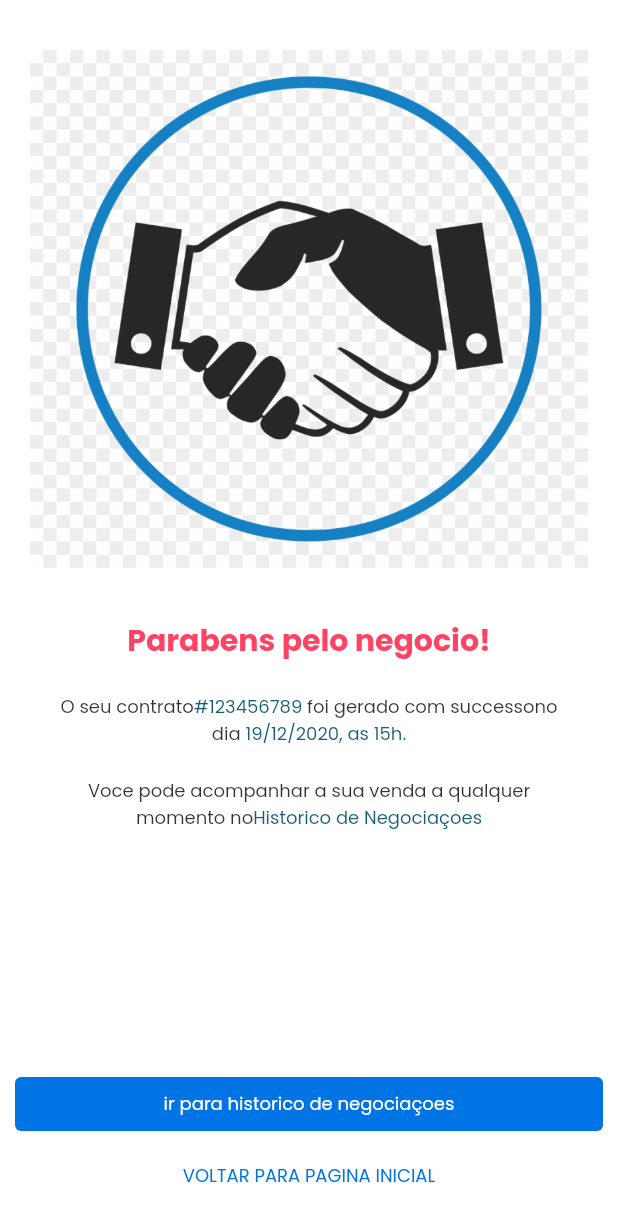
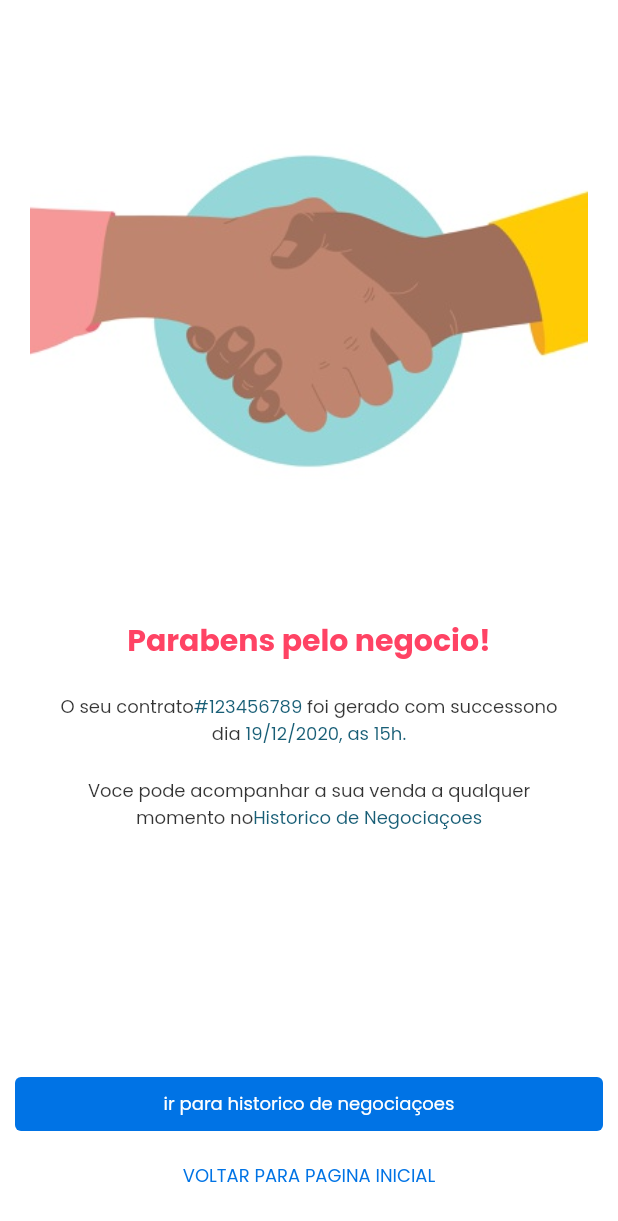
Before and after one commit to DMiyalu/mobile-test, a Flutter app: the screen it shows after launch, on a phone screen of 412 x 824 dp. Shown: the top 1221 px of the screen. Run offline on Flutter 3.47's test engine with Material 2 defaults, Android fonts, the phone set to English and light mode, and no system bars; our stand-ins replace get.

```diff
--- a/lib/main.dart
+++ b/lib/main.dart
@@ -1,5 +1,7 @@
 import 'package:flutter/material.dart';
-import 'package:mobile_test/home.dart';
+import 'package:mobile_test/router.dart';
+import 'package:mobile_test/screens/home.dart';
+import 'package:get/get.dart';
 
 void main() {
   runApp(MyApp());
@@ -8,11 +10,12 @@ void main() {
 class MyApp extends StatelessWidget {
   @override
   Widget build(BuildContext context) {
-    return MaterialApp(
+    return GetMaterialApp(
       title: 'Mobile-Test',
       theme: themeData(),
       debugShowCheckedModeBanner: false,
-      home: Home(),
+      getPages: getPages(),
+      initialRoute: '/',
     );
   }
 }
--- /dev/null
+++ b/lib/router.dart
@@ -0,0 +1,14 @@
+import 'package:get/get.dart';
+import 'package:mobile_test/screens/home.dart';
+import 'package:mobile_test/screens/market.dart';
+import 'package:mobile_test/screens/results.dart';
+
+List<GetPage<dynamic>>? getPages() {
+  return [
+    GetPage(name: '/', page: () => Home(), transition: Transition.cupertino),
+    GetPage(name: '/results', page: () => Results(),
+        transition: Transition.cupertino),
+    GetPage(name: '/market', page: () => Market(),
+        transition: Transition.cupertino),
+  ];
+}
--- a/lib/home.dart
+++ b/lib/screens/home.dart
@@ -1,4 +1,5 @@
 import 'package:flutter/material.dart';
+import 'package:get/get.dart';
 import 'package:mobile_test/widgets/custom_button.dart';
 
 class Home extends StatefulWidget {
@@ -37,7 +38,7 @@ Widget _leadingImage(context) {
     width: MediaQuery.of(context).size.width,
     alignment: Alignment.center,
     child: Image(
-      image: AssetImage("assets/images/img2.jpeg"),
+      image: AssetImage("assets/images/img4.jpg"),
       fit: BoxFit.cover,
     ),
   );
@@ -100,11 +101,11 @@ Widget _bottom(context) {
       children: [
         actionButton(context, text: "ir para historico de negociaçoes",
           textColor: Colors.white,
-          bkgColor: Theme.of(context).primaryColor, onTap: (){}),
+          bkgColor: Theme.of(context).primaryColor, onTap: () => Get.toNamed('/results')),
         actionButton(context, text: "Voltar para pagina inicial",
           textColor: Theme.of(context).primaryColor,
           uppercaseText: true,
-          bkgColor: Colors.white, onTap: (){}),
+          bkgColor: Colors.white, onTap: () => Get.toNamed('/market')),
       ],
     ),
   );
--- a/lib/widgets/custom_button.dart
+++ b/lib/widgets/custom_button.dart
@@ -1,7 +1,7 @@
 import 'package:flutter/material.dart';
 
 Widget actionButton(context, {bool? uppercaseText: false, Color?
-  bkgColor, Color? textColor, required String? text, required Function? onTap}) {
+  bkgColor, Color? textColor, required String text, required Function onTap}) {
   return TextButton(
     style: ButtonStyle(
       alignment: Alignment.center,
@@ -11,9 +11,9 @@ Widget actionButton(context, {bool? uppercaseText: false, Color?
       padding: MaterialStateProperty.all(
           EdgeInsets.symmetric(vertical: 5, horizontal: 10)),
     ),
-    onPressed: () => onTap!,
+    onPressed: () => onTap(),
     child: Text(
-      uppercaseText! ? text!.toUpperCase() : text!,
+      uppercaseText! ? text.toUpperCase() : text,
       style:
           Theme.of(context).textTheme.bodyText1!.copyWith(color: textColor!),
     ),
--- a/pubspec.yaml
+++ b/pubspec.yaml
@@ -24,10 +24,8 @@ dependencies:
   flutter:
     sdk: flutter
 
-
-  # The following adds the Cupertino Icons font to your application.
-  # Use with the CupertinoIcons class for iOS style icons.
   cupertino_icons: ^1.0.2
+  get: ^4.1.4
 
 dev_dependencies:
   flutter_test:
```
Also changed, not shown: lib/screens/market.dart (added, +12 -0 lines), lib/screens/results.dart (added, +12 -0 lines), assets/images/agro1.jpg (added), assets/images/logo.png (added), pubspec.lock.
